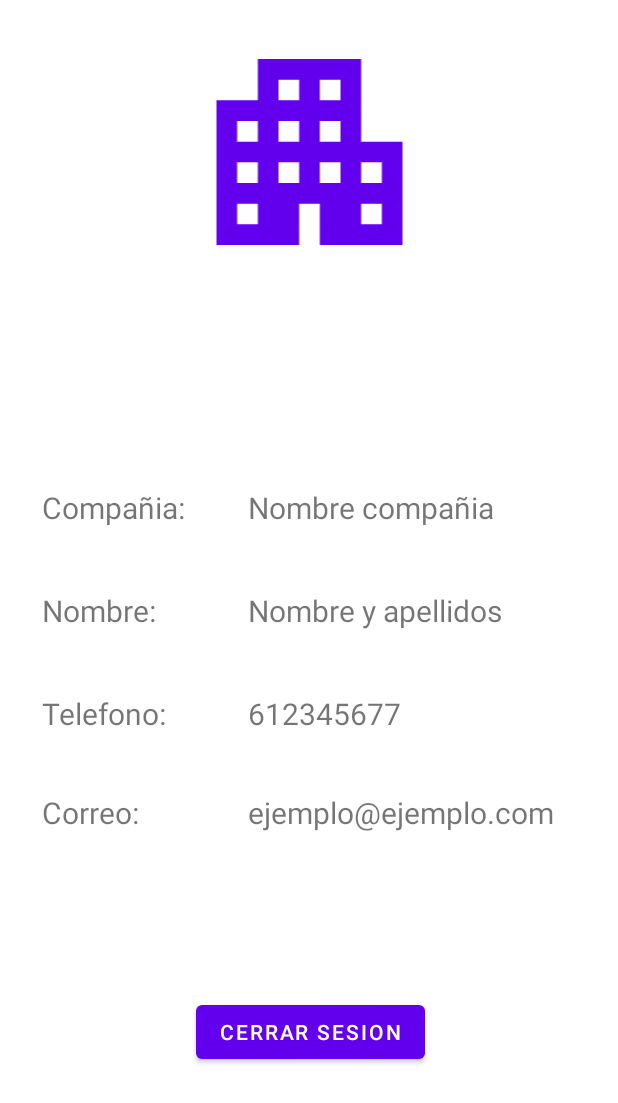
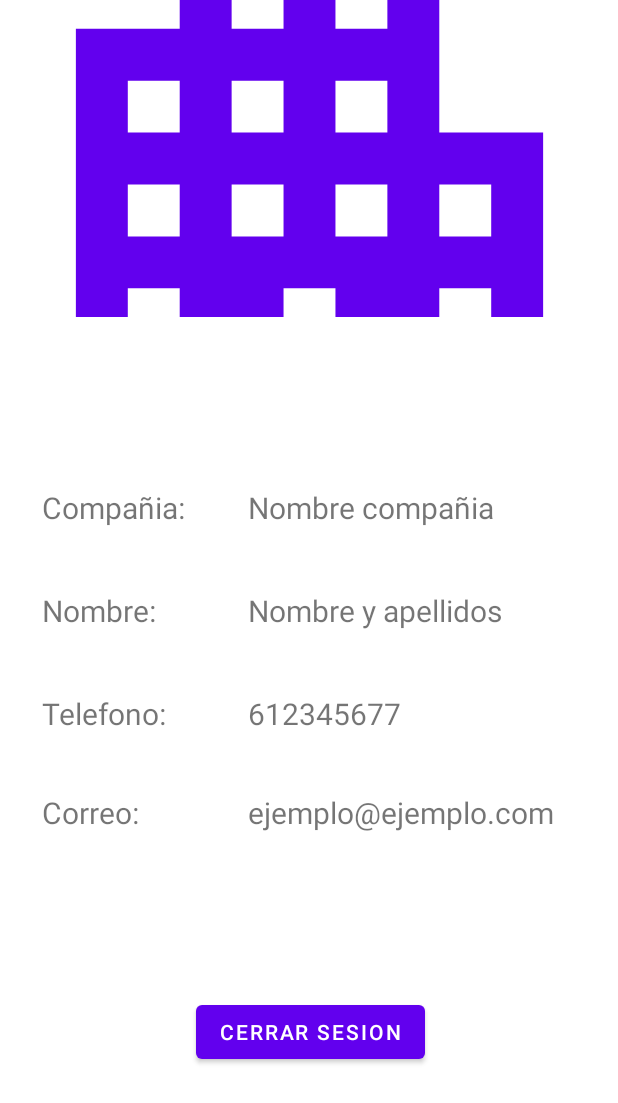
Before and after one commit to BorjaMontoro/ProyectoFinalApp, an Android app: the layout fragment_profile_company.xml on its own in the app's theme, with its tools: preview values and no code run, on a phone screen of 412 x 824 dp. Shown: the top 1103 px of the screen. Run offline under Robolectric (Android 15) with nearby library versions, the phone set to English and light mode, and no system bars.

Commit message:
Commit N' Push

```diff
--- a/app/src/main/java/com/example/proyectofinal/ProfileCompanyFragment.java
+++ b/app/src/main/java/com/example/proyectofinal/ProfileCompanyFragment.java
@@ -90,9 +90,7 @@ public class ProfileCompanyFragment extends Fragment {
         correo1.setText(RegisterCompanyActivity.mail);
         empresa.setText(RegisterCompanyActivity.companyName);
         byte[] imageBytes = Base64.decode(RegisterCompanyActivity.companyImage, Base64.DEFAULT);
-        System.out.println("Hola");
         Bitmap bitmap = BitmapFactory.decodeByteArray(imageBytes, 0, imageBytes.length);
-        System.out.println("Hola2");
         imgVw.setImageBitmap(bitmap);
         // Inflate the layout for this fragment
         return root;
--- a/app/src/main/res/layout/fragment_profile_company.xml
+++ b/app/src/main/res/layout/fragment_profile_company.xml
@@ -126,14 +126,16 @@
 
         <ImageView
             android:id="@+id/imageView2"
-            android:layout_width="207dp"
-            android:layout_height="165dp"
+            android:layout_width="415dp"
+            android:layout_height="211dp"
+            android:scaleType="centerCrop"
             android:src="@drawable/baseline_company_24_focused"
             app:layout_constraintBottom_toBottomOf="parent"
             app:layout_constraintEnd_toEndOf="parent"
+            app:layout_constraintHorizontal_bias="0.666"
             app:layout_constraintStart_toStartOf="parent"
             app:layout_constraintTop_toTopOf="parent"
-            app:layout_constraintVertical_bias="0.028" />
+            app:layout_constraintVertical_bias="0.0" />
 
     </androidx.constraintlayout.widget.ConstraintLayout>
 </FrameLayout>
```
